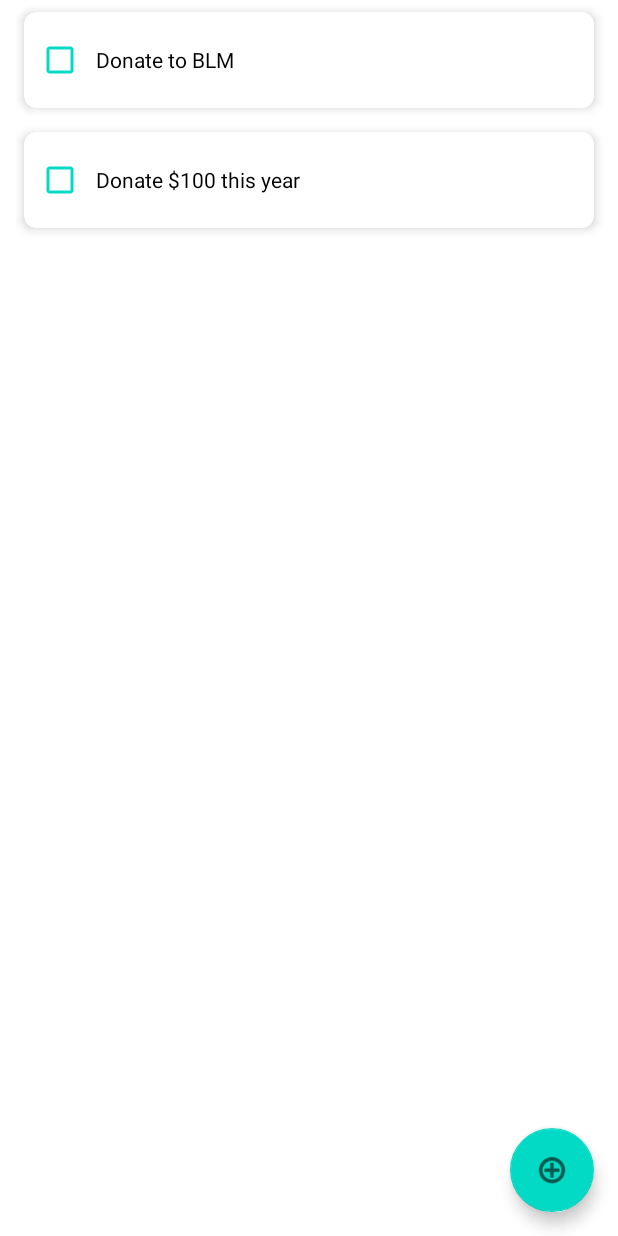
After one commit to olphil99/DISH, an Android app: the GoalActivity screen opened directly, with no data from a screen before it, on a phone screen of 412 x 824 dp. The commit adds this screen. Run offline under Robolectric (Android 15) with nearby library versions, the phone set to English and light mode, and no system bars; Roboto replaces fonts that are not available here.

```diff
--- /dev/null
+++ b/app/src/main/java/com/example/dish/ui/dashboard/GoalActivity.java
@@ -0,0 +1,51 @@
+package com.example.dish.ui.dashboard;
+
+import android.os.Bundle;
+
+import com.example.dish.ui.home.Post;
+import com.example.dish.ui.home.PostsRecViewAdapter;
+import com.google.android.material.floatingactionbutton.FloatingActionButton;
+import com.google.android.material.snackbar.Snackbar;
+
+import androidx.appcompat.app.AppCompatActivity;
+import androidx.appcompat.widget.Toolbar;
+import androidx.recyclerview.widget.LinearLayoutManager;
+import androidx.recyclerview.widget.RecyclerView;
+
+import android.view.View;
+
+import com.example.dish.R;
+
+import java.util.ArrayList;
+
+public class GoalActivity extends AppCompatActivity {
+
+    private RecyclerView goalRecView;
+
+    @Override
+    protected void onCreate(Bundle savedInstanceState) {
+        super.onCreate(savedInstanceState);
+        setContentView(R.layout.activity_goal);
+//        Toolbar toolbar = findViewById(R.id.toolbar);
+//        setSupportActionBar(toolbar);
+
+        FloatingActionButton fab = findViewById(R.id.fab);
+        fab.setOnClickListener(new View.OnClickListener() {
+            @Override
+            public void onClick(View view) {
+                Snackbar.make(view, "Replace with your own action", Snackbar.LENGTH_LONG)
+                        .setAction("Action", null).show();
+            }
+        });
+
+
+        goalRecView = this.findViewById(R.id.goalRv);
+        ArrayList<String> goals = new ArrayList<>();
+        goals.add("Donate to BLM");
+        goals.add("Donate $100 this year");
+
+        GoalAdapater adapter = new GoalAdapater(goals);
+        goalRecView.setAdapter(adapter);
+        goalRecView.setLayoutManager(new LinearLayoutManager(this));
+    }
+}
--- /dev/null
+++ b/app/src/main/java/com/example/dish/ui/dashboard/GoalAdapater.java
@@ -0,0 +1,70 @@
+package com.example.dish.ui.dashboard;
+
+import android.view.LayoutInflater;
+import android.view.View;
+import android.view.ViewGroup;
+import android.widget.CheckBox;
+
+import com.example.dish.R;
+
+import androidx.recyclerview.widget.RecyclerView;
+
+import java.util.ArrayList;
+
+public class GoalAdapater extends RecyclerView.Adapter<GoalAdapater.ViewHolder> {
+    private ArrayList<String> localDataSet;
+
+    /**
+     * Provide a reference to the type of views that you are using
+     * (custom ViewHolder).
+     */
+    public static class ViewHolder extends RecyclerView.ViewHolder {
+        private final CheckBox checkBox;
+
+        public ViewHolder(View view) {
+            super(view);
+            // Define click listener for the ViewHolder's View
+
+            checkBox = (CheckBox) view.findViewById(R.id.goalCheckBox);
+        }
+
+        public CheckBox getCheckBox() {
+            return checkBox;
+        }
+    }
+
+    /**
+     * Initialize the dataset of the Adapter.
+     *
+     * @param dataSet String[] containing the data to populate views to be used
+     * by RecyclerView.
+     */
+    public GoalAdapater(ArrayList<String> dataSet) {
+        localDataSet = dataSet;
+    }
+
+    // Create new views (invoked by the layout manager)
+    @Override
+    public ViewHolder onCreateViewHolder(ViewGroup viewGroup, int viewType) {
+        // Create a new view, which defines the UI of the list item
+        View view = LayoutInflater.from(viewGroup.getContext())
+                .inflate(R.layout.goal_layout, viewGroup, false);
+
+        return new ViewHolder(view);
+    }
+
+    // Replace the contents of a view (invoked by the layout manager)
+    @Override
+    public void onBindViewHolder(ViewHolder viewHolder, final int position) {
+
+        // Get element from your dataset at this position and replace the
+        // contents of the view with that element
+        viewHolder.getCheckBox().setText(localDataSet.get(position));
+    }
+
+    // Return the size of your dataset (invoked by the layout manager)
+    @Override
+    public int getItemCount() {
+        return localDataSet.size();
+    }
+}
--- /dev/null
+++ b/app/src/main/res/layout/activity_goal.xml
@@ -0,0 +1,26 @@
+<?xml version="1.0" encoding="utf-8"?>
+<androidx.coordinatorlayout.widget.CoordinatorLayout xmlns:android="http://schemas.android.com/apk/res/android"
+    xmlns:app="http://schemas.android.com/apk/res-auto"
+    xmlns:tools="http://schemas.android.com/tools"
+    android:layout_width="match_parent"
+    android:layout_height="match_parent"
+    tools:context=".ui.dashboard.GoalActivity">
+
+    <com.google.android.material.floatingactionbutton.FloatingActionButton
+        android:id="@+id/fab"
+        android:layout_width="wrap_content"
+        android:layout_height="wrap_content"
+        android:layout_gravity="bottom|end"
+        android:layout_margin="@dimen/fab_margin"
+        app:srcCompat="@android:drawable/ic_menu_add" />
+
+    <include layout="@layout/content_goal" />
+
+        <androidx.recyclerview.widget.RecyclerView
+            android:id="@+id/goalRv"
+            android:layout_width="match_parent"
+            android:layout_height="match_parent"
+            android:nestedScrollingEnabled="true"
+            app:layoutManager="androidx.recyclerview.widget.LinearLayoutManager" />
+
+</androidx.coordinatorlayout.widget.CoordinatorLayout>
--- /dev/null
+++ b/app/src/main/res/layout/content_donations.xml
@@ -0,0 +1,6 @@
+<?xml version="1.0" encoding="utf-8"?>
+<androidx.constraintlayout.widget.ConstraintLayout xmlns:android="http://schemas.android.com/apk/res/android"
+    xmlns:app="http://schemas.android.com/apk/res-auto"
+    android:layout_width="match_parent"
+    android:layout_height="match_parent"
+    app:layout_behavior="@string/appbar_scrolling_view_behavior"></androidx.constraintlayout.widget.ConstraintLayout>
--- /dev/null
+++ b/app/src/main/res/layout/content_goal.xml
@@ -0,0 +1,6 @@
+<?xml version="1.0" encoding="utf-8"?>
+<androidx.constraintlayout.widget.ConstraintLayout xmlns:android="http://schemas.android.com/apk/res/android"
+    xmlns:app="http://schemas.android.com/apk/res-auto"
+    android:layout_width="match_parent"
+    android:layout_height="match_parent"
+    app:layout_behavior="@string/appbar_scrolling_view_behavior"></androidx.constraintlayout.widget.ConstraintLayout>
--- /dev/null
+++ b/app/src/main/res/layout/goal_layout.xml
@@ -0,0 +1,29 @@
+<?xml version="1.0" encoding="utf-8"?>
+<androidx.cardview.widget.CardView xmlns:android="http://schemas.android.com/apk/res/android"
+    android:layout_width="match_parent"
+    android:layout_height="wrap_content"
+    android:id="@+id/goal_item"
+    xmlns:app="http://schemas.android.com/apk/res-auto"
+    xmlns:tools="http://schemas.android.com/tools"
+    app:cardElevation="4dp"
+    app:cardCornerRadius="8dp"
+    android:layout_marginHorizontal="16dp"
+    android:layout_marginVertical="8dp">
+
+    <RelativeLayout
+        android:layout_width="wrap_content"
+        android:layout_height="wrap_content"
+        android:padding="8dp">
+
+        <CheckBox
+            android:id="@+id/goalCheckBox"
+            android:layout_width="wrap_content"
+            android:layout_height="wrap_content"
+            android:layout_centerHorizontal="true"
+            android:paddingStart="8dp"
+            android:buttonTint="@color/teal_200"
+            tools:text="Go to the market and bring vegetables immediately today."/>
+
+    </RelativeLayout>
+
+</androidx.cardview.widget.CardView>
--- a/app/src/main/res/values/dimens.xml
+++ b/app/src/main/res/values/dimens.xml
@@ -4,4 +4,6 @@
     <dimen name="activity_vertical_margin">16dp</dimen>
     <dimen name="material_textinput_min_width">56dp</dimen>
     <dimen name="material_textinput_max_width">488dp</dimen>
+    <dimen name="text_margin">16dp</dimen>
+    <dimen name="fab_margin">16dp</dimen>
 </resources>
--- a/app/src/main/res/values/themes.xml
+++ b/app/src/main/res/values/themes.xml
@@ -13,4 +13,13 @@
         <item name="android:statusBarColor" tools:targetApi="l">?attr/colorPrimaryVariant</item>
         <!-- Customize your theme here. -->
     </style>
+
+    <style name="Theme.DISH.NoActionBar">
+        <item name="windowActionBar">false</item>
+        <item name="windowNoTitle">true</item>
+    </style>
+
+    <style name="Theme.DISH.AppBarOverlay" parent="ThemeOverlay.AppCompat.Dark.ActionBar" />
+
+    <style name="Theme.DISH.PopupOverlay" parent="ThemeOverlay.AppCompat.Light" />
 </resources>
```
Also changed, not shown: app/build.gradle (+6 -1 lines), app/src/main/AndroidManifest.xml (+9 -1 lines), app/src/main/java/com/example/dish/ui/dashboard/DashboardFragment.java (+19 -0 lines), app/src/main/java/com/example/dish/ui/dashboard/Donation.java (added, +38 -0 lines), app/src/main/java/com/example/dish/ui/dashboard/DonationsActivity.java (added, +50 -0 lines), app/src/main/java/com/example/dish/ui/dashboard/DonationsAdapter.java (added, +83 -0 lines), app/src/main/res/layout/activity_donations.xml (added, +17 -0 lines), app/src/main/res/layout/donation_item.xml (added, +55 -0 lines), app/src/main/res/layout/fragment_dashboard.xml (+54 -43 lines), app/src/main/res/layout/new_goal.xml (added, +27 -0 lines), app/src/main/res/values/strings.xml (+10 -0 lines).
